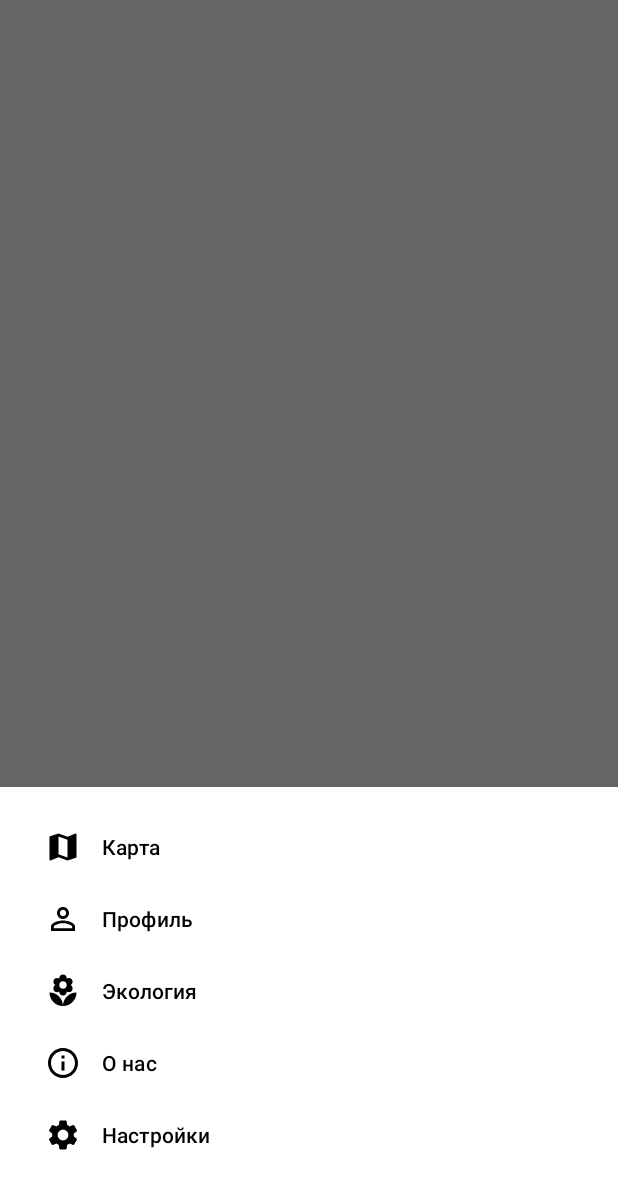
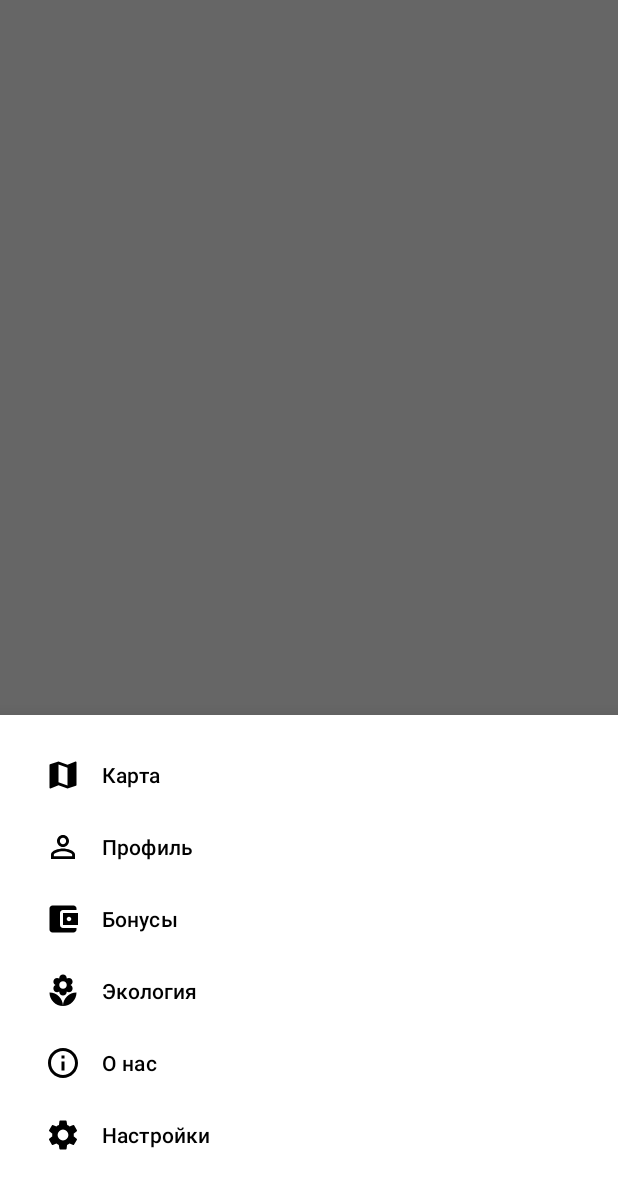
Before and after one commit to blurtech/trasher-android, an Android app: the fragment BottomNavigationDrawerFragment placed in its activity, on a phone screen of 412 x 824 dp, the part 53-1236 px from its top. Run offline under Robolectric (Android 15) with nearby library versions, the phone set to English and light mode, and no system bars; our stand-ins replace Picasso, RxJava, data binding; libraries missing offline, so code that uses them is left out: com.jakewharton.rxbinding3; pictures from the network do not load; 3 statements that could not run were skipped.

Commit message:
Menu update

```diff
--- /dev/null
+++ b/app/src/main/res/drawable/ic_bonus_24dp.xml
@@ -0,0 +1,9 @@
+<vector xmlns:android="http://schemas.android.com/apk/res/android"
+        android:width="24dp"
+        android:height="24dp"
+        android:viewportWidth="24.0"
+        android:viewportHeight="24.0">
+    <path
+        android:fillColor="#FF000000"
+        android:pathData="M21,18v1c0,1.1 -0.9,2 -2,2L5,21c-1.11,0 -2,-0.9 -2,-2L3,5c0,-1.1 0.89,-2 2,-2h14c1.1,0 2,0.9 2,2v1h-9c-1.11,0 -2,0.9 -2,2v8c0,1.1 0.89,2 2,2h9zM12,16h10L22,8L12,8v8zM16,13.5c-0.83,0 -1.5,-0.67 -1.5,-1.5s0.67,-1.5 1.5,-1.5 1.5,0.67 1.5,1.5 -0.67,1.5 -1.5,1.5z"/>
+</vector>
--- a/app/src/main/res/menu/activity_main_drawer.xml
+++ b/app/src/main/res/menu/activity_main_drawer.xml
@@ -9,6 +9,10 @@
             android:id="@+id/nav_profile"
             android:icon="@drawable/ic_profile_outline_24dp"
             android:title="Профиль" />
+        <item
+            android:id="@+id/nav_bonus"
+            android:icon="@drawable/ic_bonus_24dp"
+            android:title="Бонусы" />
         <item
             android:id="@+id/nav_eco"
             android:icon="@drawable/ic_ecology_24dp"
```
